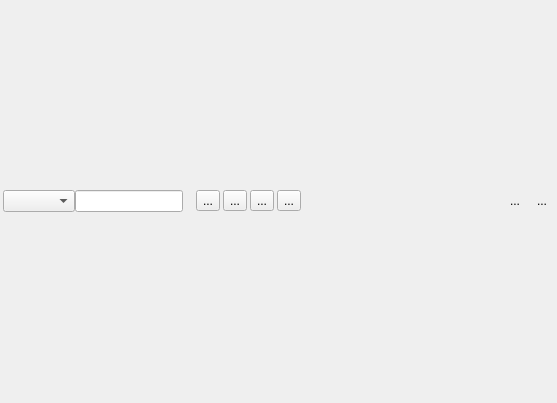
This is scanpopup.ui in goldendict/goldendict as Qt 5 draws it before an edit. The edited form follows.
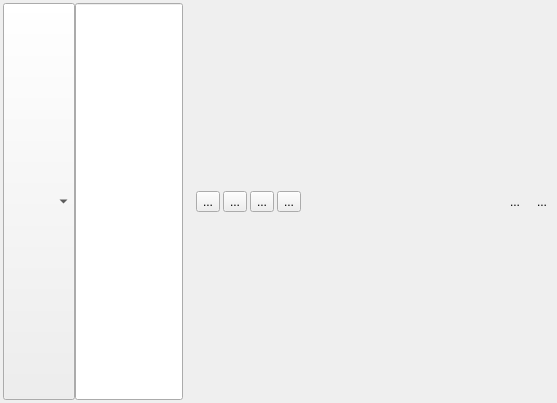
This is the edited form. Icons and pictures are not drawn. Custom widgets are drawn as their Qt base class.

The edit to the form file:
```diff
--- a/scanpopup.ui
+++ b/scanpopup.ui
@@ -64,7 +64,7 @@
            <item>
             <widget class="GroupComboBox" name="groupList">
              <property name="sizePolicy">
-              <sizepolicy hsizetype="Preferred" vsizetype="Preferred">
+              <sizepolicy hsizetype="Preferred" vsizetype="MinimumExpanding">
                <horstretch>0</horstretch>
                <verstretch>0</verstretch>
               </sizepolicy>
@@ -77,7 +77,7 @@
            <item>
             <widget class="TranslateBox" name="translateBox">
              <property name="sizePolicy">
-              <sizepolicy hsizetype="Preferred" vsizetype="Preferred">
+              <sizepolicy hsizetype="Preferred" vsizetype="MinimumExpanding">
                <horstretch>0</horstretch>
                <verstretch>0</verstretch>
               </sizepolicy>
```
